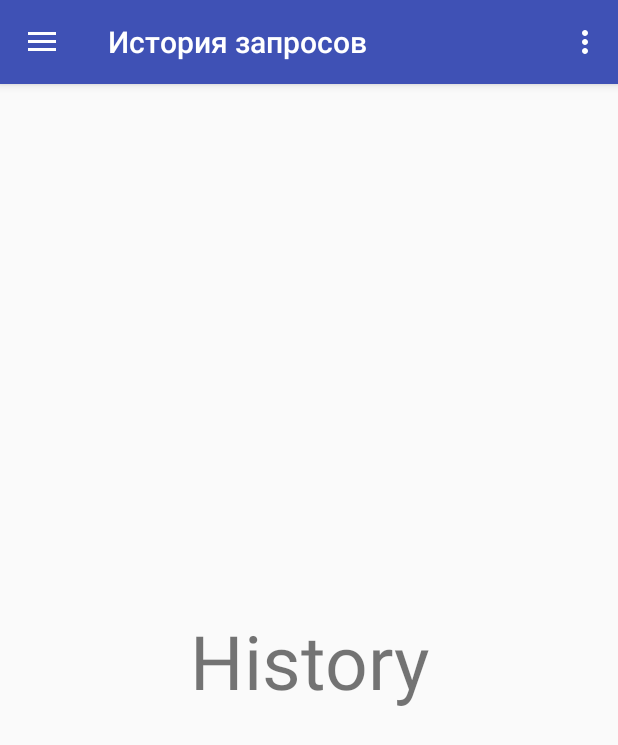
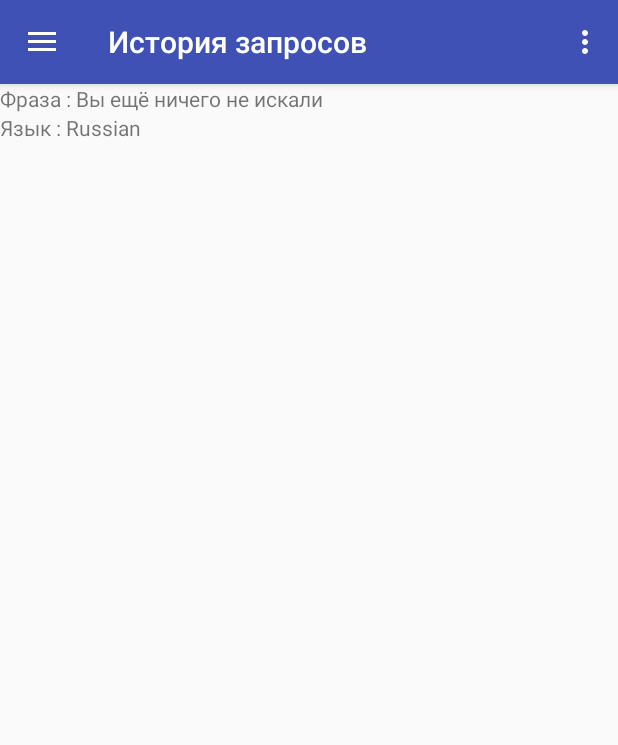
Before and after one commit to Nixon3333/WatsonTranslator, an Android app: the screen it shows after launch (MainActivity), in the side drawer, after a tap on "История", on a phone screen of 412 x 824 dp. Shown: the top 745 px of the screen. Run offline under Robolectric (Android 15) with nearby library versions, the phone set to English and light mode, and no system bars.

Commit message:
Add RecyclerView

```diff
--- a/app/build.gradle
+++ b/app/build.gradle
@@ -23,6 +23,9 @@ dependencies {
     implementation 'com.android.support:appcompat-v7:27.0.0'
     implementation 'com.android.support:design:27.0.0'
 
+    implementation 'com.android.support:cardview-v7:27.0.0'
+    implementation 'com.android.support:recyclerview-v7:27.0.0'
+
     implementation 'com.squareup.okhttp3:okhttp:3.4.1'
 
     implementation 'com.android.support.constraint:constraint-layout:1.1.3'
--- a/app/src/main/java/com/watson/watsontranslator/HistoryFragment.java
+++ b/app/src/main/java/com/watson/watsontranslator/HistoryFragment.java
@@ -4,22 +4,43 @@ import android.os.Bundle;
 import android.support.annotation.NonNull;
 import android.support.annotation.Nullable;
 import android.support.v4.app.Fragment;
+import android.support.v7.widget.LinearLayoutManager;
+import android.support.v7.widget.RecyclerView;
 import android.view.LayoutInflater;
 import android.view.View;
 import android.view.ViewGroup;
 
+import java.util.ArrayList;
+import java.util.List;
+
 public class HistoryFragment extends Fragment {
+
+    private List<String> textList = new ArrayList<>();
+    private List<String> langList = new ArrayList<>();
 
     @Override
     public void onViewCreated(@NonNull View view, @Nullable Bundle savedInstanceState) {
         super.onViewCreated(view, savedInstanceState);
 
         getActivity().setTitle("История запросов");
+
+
     }
 
     @Nullable
     @Override
     public View onCreateView(@NonNull LayoutInflater inflater, @Nullable ViewGroup container, @Nullable Bundle savedInstanceState) {
-        return inflater.inflate(R.layout.history_fragment, container, false);
+        View view = inflater.inflate(R.layout.history_fragment, container, false);
+        textList = TextFragment.textList;
+        langList = TextFragment.langList;
+        RecyclerView recyclerView = view.findViewById(R.id.recyclerView);
+
+        RecyclerAdapter adapter = new RecyclerAdapter(textList, langList);
+        adapter.notifyDataSetChanged();
+        recyclerView.setAdapter(adapter);
+        LinearLayoutManager llm = new LinearLayoutManager(getActivity());
+        recyclerView.setLayoutManager(llm);
+
+        return view;
     }
 }
--- a/app/src/main/java/com/watson/watsontranslator/MainActivity.java
+++ b/app/src/main/java/com/watson/watsontranslator/MainActivity.java
@@ -21,6 +21,7 @@ import android.support.v7.app.AppCompatActivity;
 import android.support.v7.widget.Toolbar;
 import android.view.Menu;
 import android.view.MenuItem;
+import android.widget.TextView;
 
 public class MainActivity extends AppCompatActivity
         implements NavigationView.OnNavigationItemSelectedListener {
@@ -44,7 +45,7 @@ public class MainActivity extends AppCompatActivity
         NavigationView navigationView = (NavigationView) findViewById(R.id.nav_view);
         navigationView.setNavigationItemSelectedListener(this);
 
-        displaySelectedScreen(R.id.nav_camera);
+        //displaySelectedScreen(R.id.nav_camera);
     }
 
     @Override
@@ -86,6 +87,8 @@ public class MainActivity extends AppCompatActivity
         int id = item.getItemId();
 
         displaySelectedScreen(id);
+        TextView textView = findViewById(R.id.tvWelcome);
+        textView.setVisibility(View.GONE);
 
 
         return true;
@@ -113,6 +116,4 @@ public class MainActivity extends AppCompatActivity
         drawer.closeDrawer(GravityCompat.START);
     }
 
-
-
 }
--- /dev/null
+++ b/app/src/main/java/com/watson/watsontranslator/RecyclerAdapter.java
@@ -0,0 +1,62 @@
+package com.watson.watsontranslator;
+
+import android.support.annotation.NonNull;
+import android.support.v7.widget.RecyclerView;
+import android.view.LayoutInflater;
+import android.view.View;
+import android.view.ViewGroup;
+import android.widget.TextView;
+
+import java.util.ArrayList;
+import java.util.List;
+
+public class RecyclerAdapter extends RecyclerView.Adapter {
+
+    private List<String> historyTextList = new ArrayList<>();
+    private List<String> historyLanguageList = new ArrayList<>();
+
+    public RecyclerAdapter(List<String> historyTextList, List<String> historyLanguageList) {
+        if (historyTextList.size() != 0) {
+            this.historyTextList = historyTextList;
+            this.historyLanguageList = historyLanguageList;
+        } else {
+            this.historyTextList.add("Вы ещё ничего не искали");
+            this.historyLanguageList.add("Russian");
+        }
+    }
+
+    @NonNull
+    @Override
+    public RecyclerView.ViewHolder onCreateViewHolder(@NonNull ViewGroup parent, int viewType) {
+        View view = LayoutInflater.from(parent.getContext()).inflate(R.layout.item, parent, false);
+        return new RecyclerViewHolder(view);
+    }
+
+    @Override
+    public void onBindViewHolder(@NonNull RecyclerView.ViewHolder holder, int position) {
+        ((RecyclerViewHolder) holder).bindView(position);
+    }
+
+    @Override
+    public int getItemCount() {
+        if (historyTextList == null)
+            return 1;
+        return historyTextList.size();
+    }
+
+    private class RecyclerViewHolder extends RecyclerView.ViewHolder{
+
+        private TextView tvHistoryText, tvHistoryLanguage;
+
+        public RecyclerViewHolder(View itemView) {
+            super(itemView);
+            tvHistoryText = itemView.findViewById(R.id.tvHistoryText);
+            tvHistoryLanguage = itemView.findViewById(R.id.tvHistoryLanguage);
+        }
+
+        public void bindView(int position) {
+            tvHistoryText.setText("Фраза : " + historyTextList.get(position));
+            tvHistoryLanguage.setText("Язык : " + historyLanguageList.get(position));
+        }
+    }
+}
--- a/app/src/main/java/com/watson/watsontranslator/TextFragment.java
+++ b/app/src/main/java/com/watson/watsontranslator/TextFragment.java
@@ -1,7 +1,6 @@
 package com.watson.watsontranslator;
 
 import android.content.DialogInterface;
-import android.content.Loader;
 import android.os.AsyncTask;
 import android.os.Bundle;
 import android.support.annotation.NonNull;
@@ -22,6 +21,8 @@ import org.json.JSONObject;
 
 import java.io.IOException;
 import java.io.InputStream;
+import java.util.ArrayList;
+import java.util.List;
 import java.util.Objects;
 
 import okhttp3.MediaType;
@@ -32,11 +33,14 @@ import okhttp3.ResponseBody;
 
 public class TextFragment extends Fragment {
 
+    protected static List<String> textList = new ArrayList<>();
+    protected static List<String> langList = new ArrayList<>();
 
     @Override
     public void onViewCreated(@NonNull View view, @Nullable Bundle savedInstanceState) {
         super.onViewCreated(view, savedInstanceState);
 
+        Log.d("Size", String.valueOf(textList.size()));
 
         getActivity().setTitle("Новый текст");
 
@@ -46,13 +50,16 @@ public class TextFragment extends Fragment {
             public void onClick(final View view) {
 
                 EditText editText = view.getRootView().findViewById(R.id.etForRequest);
-                String text = String.valueOf(editText.getText());
+                final String text = String.valueOf(editText.getText());
 
                 new Task(new CallBack() {
                     @Override
                     public void onComplite(String result) {
                         View view = Objects.requireNonNull(getView()).getRootView();
                         makeDialog(view, result);
+                        textList.add(text);
+                        langList.add(result);
+                        Log.d("Size", String.valueOf(textList.size()));
                         Log.d("onComplite", "atTask");
                     }
                 }).execute(text);
--- a/app/src/main/res/layout/content_main.xml
+++ b/app/src/main/res/layout/content_main.xml
@@ -8,6 +8,15 @@
     tools:context=".MainActivity"
     tools:showIn="@layout/app_bar_main">
 
+    <TextView
+        android:id="@+id/tvWelcome"
+        android:layout_centerInParent="true"
+        android:gravity="center"
+        android:layout_width="match_parent"
+        android:layout_height="wrap_content"
+        android:text="Добро пожаловать"
+        android:textSize="50dp"/>
+
     <FrameLayout
         android:id="@+id/fragment"
         android:layout_width="match_parent"
--- a/app/src/main/res/layout/history_fragment.xml
+++ b/app/src/main/res/layout/history_fragment.xml
@@ -1,22 +1,10 @@
 <?xml version="1.0" encoding="utf-8"?>
-<android.support.constraint.ConstraintLayout
-    xmlns:android="http://schemas.android.com/apk/res/android"
-    xmlns:app="http://schemas.android.com/apk/res-auto"
+<LinearLayout xmlns:android="http://schemas.android.com/apk/res/android"
     android:layout_width="match_parent"
     android:layout_height="match_parent">
 
-    <TextView
-        android:id="@+id/textView3"
-        android:layout_width="wrap_content"
-        android:layout_height="wrap_content"
-        android:layout_marginBottom="8dp"
-        android:layout_marginEnd="8dp"
-        android:layout_marginStart="8dp"
-        android:layout_marginTop="8dp"
-        android:text="History"
-        android:textSize="50dp"
-        app:layout_constraintBottom_toBottomOf="parent"
-        app:layout_constraintEnd_toEndOf="parent"
-        app:layout_constraintStart_toStartOf="parent"
-        app:layout_constraintTop_toTopOf="parent" />
-</android.support.constraint.ConstraintLayout>
+    <android.support.v7.widget.RecyclerView xmlns:android="http://schemas.android.com/apk/res/android"
+        android:id="@+id/recyclerView"
+        android:layout_width="match_parent"
+        android:layout_height="match_parent" />
+</LinearLayout>
--- /dev/null
+++ b/app/src/main/res/layout/item.xml
@@ -0,0 +1,21 @@
+<?xml version="1.0" encoding="utf-8"?>
+
+
+<LinearLayout android:orientation="vertical"
+    android:layout_width="match_parent"
+    android:layout_height="wrap_content"
+    xmlns:android="http://schemas.android.com/apk/res/android">
+
+        <TextView
+            android:id="@+id/tvHistoryText"
+            android:layout_width="match_parent"
+            android:layout_height="wrap_content"
+            android:text="Hello" />
+
+        <TextView
+            android:id="@+id/tvHistoryLanguage"
+            android:layout_width="match_parent"
+            android:layout_height="wrap_content"
+            android:text="Hi" />
+
+    </LinearLayout>
```
